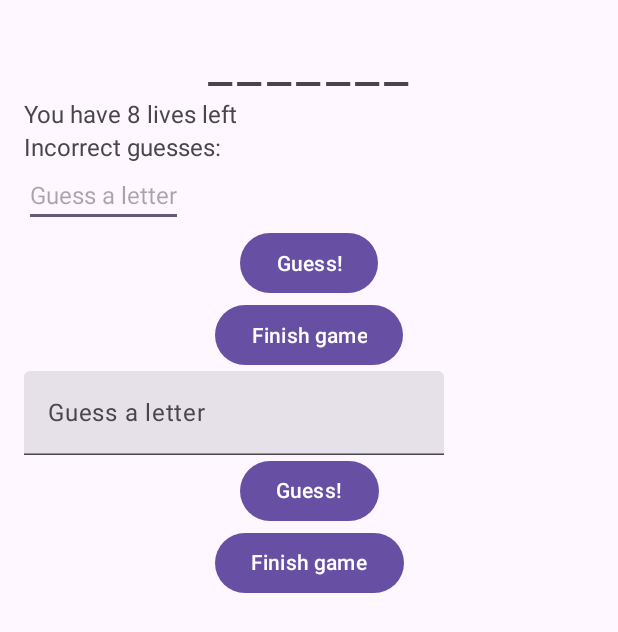
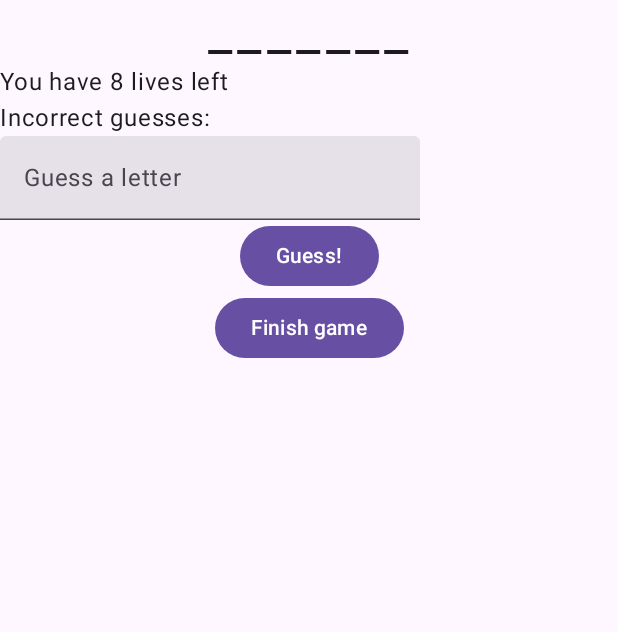
Before and after one commit to Herrkarotte/GuessingGame, an Android app built with Jetpack Compose: the screen it shows after launch (MainActivity), on a phone screen of 412 x 824 dp. Shown: the top 632 px of the screen. Run offline under Robolectric (Android 15) with nearby library versions, the phone set to English and light mode, and no system bars; our stand-ins replace livedata-compose.

Commit message:
Finish migrating to Compose

```diff
--- a/app/build.gradle.kts
+++ b/app/build.gradle.kts
@@ -19,7 +19,6 @@ android {
         testInstrumentationRunner = "androidx.test.runner.AndroidJUnitRunner"
     }
     buildFeatures {
-        dataBinding = true
         compose = true
     }
     buildTypes {
--- a/app/src/main/java/com/example/guessinggame/GameFragment.kt
+++ b/app/src/main/java/com/example/guessinggame/GameFragment.kt
@@ -4,7 +4,9 @@ import android.os.Bundle
 import android.view.LayoutInflater
 import android.view.View
 import android.view.ViewGroup
+import androidx.compose.foundation.layout.Arrangement
 import androidx.compose.foundation.layout.Column
+import androidx.compose.foundation.layout.Row
 import androidx.compose.foundation.layout.fillMaxWidth
 import androidx.compose.material3.Button
 import androidx.compose.material3.MaterialTheme
@@ -12,29 +14,38 @@ import androidx.compose.material3.Surface
 import androidx.compose.material3.Text
 import androidx.compose.material3.TextField
 import androidx.compose.runtime.Composable
+import androidx.compose.runtime.livedata.observeAsState
 import androidx.compose.runtime.mutableStateOf
 import androidx.compose.runtime.remember
 import androidx.compose.ui.Alignment
 import androidx.compose.ui.Modifier
+import androidx.compose.ui.platform.ComposeView
+import androidx.compose.ui.res.stringResource
+import androidx.compose.ui.unit.em
+import androidx.compose.ui.unit.sp
 import androidx.fragment.app.Fragment
 import androidx.lifecycle.Observer
 import androidx.lifecycle.ViewModelProvider
 import androidx.navigation.findNavController
-import com.example.guessinggame.databinding.FragmentGameBinding
 
 
 class GameFragment : Fragment() {
-    private var _binding: FragmentGameBinding? = null
-    private val binding get() = _binding!!
+
     lateinit var viewModel: GameViewModel
 
     override fun onCreateView(
-        inflater: LayoutInflater,
-        container: ViewGroup?,
-        savedInstantState: Bundle?
+        inflater: LayoutInflater, container: ViewGroup?, savedInstantState: Bundle?
     ): View? {
-        _binding = FragmentGameBinding.inflate(inflater, container, false).apply {
-            composeView.setContent {
+        viewModel = ViewModelProvider(this).get(GameViewModel::class.java)
+        viewModel.gameOver.observe(viewLifecycleOwner, Observer { newValue ->
+            if (newValue) {
+                val action =
+                    GameFragmentDirections.actionGameFramgentToResultFragment(viewModel.wonLostMessage())
+                view?.findNavController()?.navigate(action)
+            }
+        })
+        return ComposeView(requireContext()).apply {
+            setContent {
                 MaterialTheme {
                     Surface {
                         GameFragmentContent(viewModel)
@@ -42,32 +53,7 @@ class GameFragment : Fragment() {
                 }
             }
         }
-        val view = binding.root
-        viewModel = ViewModelProvider(this).get(GameViewModel::class.java)
-        binding.gameViewModel = viewModel
-        binding.lifecycleOwner = viewLifecycleOwner
-
-        viewModel.gameOver.observe(viewLifecycleOwner, Observer { newValue ->
-            if (newValue) {
-                val action =
-                    GameFragmentDirections.actionGameFramgentToResultFragment(viewModel.wonLostMessage())
-                view.findNavController().navigate(action)
-            }
-        })
-
-        binding.guessButton.setOnClickListener() {
-            viewModel.makeGuess(binding.guess.text.toString().uppercase())
-            binding.guess.text = null
-
-        }
-        return view
     }
-
-    override fun onDestroyView() {
-        super.onDestroyView()
-        _binding = null
-    }
-
 }
 
 @Composable
@@ -80,9 +66,7 @@ fun FinishGameButton(clicked: () -> Unit) {
 @Composable
 fun EnterGuess(guess: String, changed: (String) -> Unit) {
     TextField(
-        value = guess,
-        label = { Text("Guess a letter") },
-        onValueChange = changed
+        value = guess, label = { Text("Guess a letter") }, onValueChange = changed
     )
 }
 
@@ -94,13 +78,41 @@ fun GuessButton(clicked: () -> Unit) {
 }
 
 @Composable
+fun IncorrectGuessesText(viewModel: GameViewModel) {
+    val incorrectGuesses = viewModel.incorrectGuesses.observeAsState()
+    incorrectGuesses.value?.let {
+        Text(stringResource(R.string.incorrect_guesses, it))
+    }
+}
+
+@Composable
+fun LivesLeftText(viewModel: GameViewModel) {
+    val livesLeft = viewModel.livesLeft.observeAsState()
+    livesLeft.value?.let {
+        Text(stringResource(R.string.lives_left, it))
+    }
+}
+
+@Composable
+fun SecretWordDisplay(viewModel: GameViewModel) {
+    val display = viewModel.secretWordDisplay.observeAsState()
+    display.value?.let {
+        Text(text = it, letterSpacing = 0.1.em, fontSize = 36.sp)
+    }
+}
+
+@Composable
 fun GameFragmentContent(viewModel: GameViewModel) {
     val guess = remember { mutableStateOf("") }
     Column(modifier = Modifier.fillMaxWidth()) {
+        Row(modifier = Modifier.fillMaxWidth(), horizontalArrangement = Arrangement.Center) {
+            SecretWordDisplay(viewModel)
+        }
+        LivesLeftText(viewModel)
+        IncorrectGuessesText(viewModel)
         EnterGuess(guess.value) { guess.value = it }
         Column(
-            modifier = Modifier.fillMaxWidth(),
-            horizontalAlignment = Alignment.CenterHorizontally
+            modifier = Modifier.fillMaxWidth(), horizontalAlignment = Alignment.CenterHorizontally
         ) {
             GuessButton {
                 viewModel.makeGuess(guess.value.uppercase())
--- a/app/src/main/res/layout/fragment_game.xml
+++ /dev/null
@@ -1,72 +0,0 @@
-<?xml version="1.0" encoding="utf-8"?>
-<layout xmlns:android="http://schemas.android.com/apk/res/android"
-    xmlns:tools="http://schemas.android.com/tools"
-    tools:context=".GameFragment">
-
-    <data>
-
-        <variable
-            name="gameViewModel"
-            type="com.example.guessinggame.GameViewModel" />
-    </data>
-
-
-    <LinearLayout
-        android:layout_width="match_parent"
-        android:layout_height="match_parent"
-        android:orientation="vertical"
-        android:padding="16dp">
-
-        <TextView
-            android:id="@+id/word"
-            android:layout_width="wrap_content"
-            android:layout_height="wrap_content"
-            android:layout_gravity="center"
-            android:letterSpacing="0.1"
-            android:text="@{gameViewModel.secretWordDisplay}"
-            android:textSize="36sp" />
-
-        <TextView
-            android:id="@+id/lives"
-            android:layout_width="wrap_content"
-            android:layout_height="wrap_content"
-            android:text="@{@string/lives_left(gameViewModel.livesLeft)}"
-            android:textSize="16sp" />
-
-        <TextView
-            android:id="@+id/incorrect_guesses"
-            android:layout_width="wrap_content"
-            android:layout_height="wrap_content"
-            android:text="@{@string/incorrect_guesses(gameViewModel.incorrectGuesses)}"
-            android:textSize="16sp" />
-
-        <EditText
-            android:id="@+id/guess"
-            android:layout_width="wrap_content"
-            android:layout_height="wrap_content"
-            android:hint="Guess a letter"
-            android:inputType="text"
-            android:maxLength="1"
-            android:textSize="16sp" />
-
-        <Button
-            android:id="@+id/guess_button"
-            android:layout_width="wrap_content"
-            android:layout_height="wrap_content"
-            android:layout_gravity="center"
-            android:text="Guess!" />
-
-        <Button
-            android:id="@+id/finish_game_button"
-            android:layout_width="wrap_content"
-            android:layout_height="wrap_content"
-            android:layout_gravity="center"
-            android:onClick="@{()->gameViewModel.finishGame()}"
-            android:text="Finish game" />
-
-        <androidx.compose.ui.platform.ComposeView
-            android:id="@+id/compose_view"
-            android:layout_width="match_parent"
-            android:layout_height="wrap_content" />
-    </LinearLayout>
-</layout>
--- a/app/src/main/res/navigation/nav_graph.xml
+++ b/app/src/main/res/navigation/nav_graph.xml
@@ -1,15 +1,13 @@
 <?xml version="1.0" encoding="utf-8"?>
 <navigation xmlns:android="http://schemas.android.com/apk/res/android"
     xmlns:app="http://schemas.android.com/apk/res-auto"
-    xmlns:tools="http://schemas.android.com/tools"
     android:id="@+id/nav_graph"
     app:startDestination="@id/gameFramgent">
 
     <fragment
         android:id="@+id/gameFramgent"
         android:name="com.example.guessinggame.GameFragment"
-        android:label="fragment_game"
-        tools:layout="@layout/fragment_game">
+        android:label="fragment_game">
         <action
             android:id="@+id/action_gameFramgent_to_resultFragment"
             app:destination="@id/resultFragment"
```
